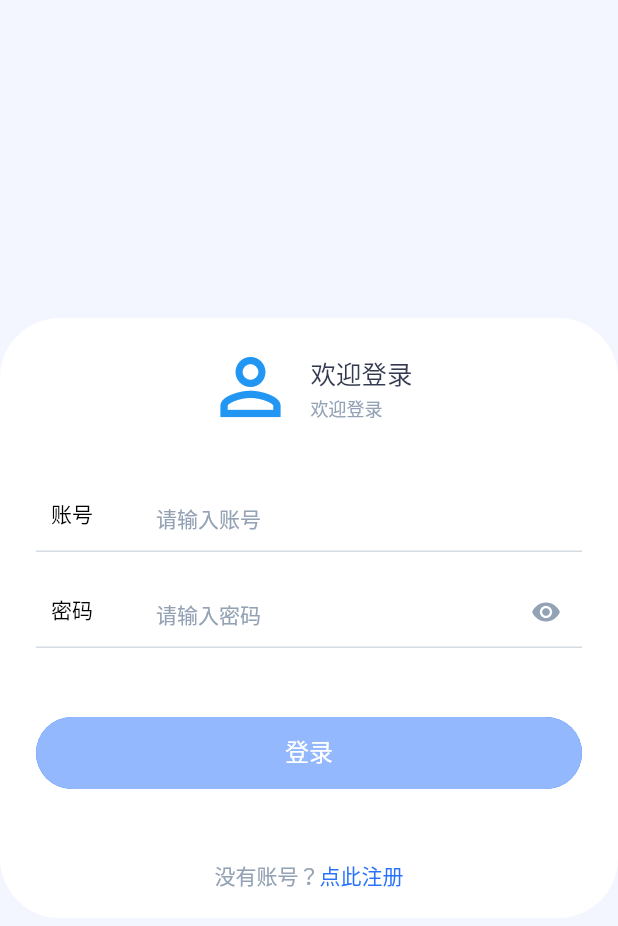
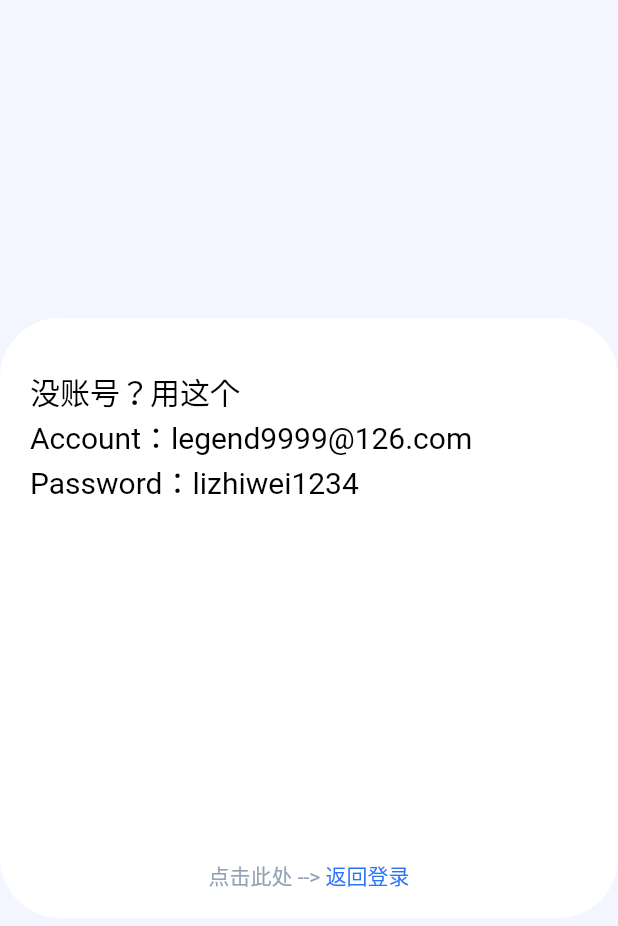
Before and after one commit to JRY1009/lighthouse_admin, a Flutter app: the SettingPage screen opened by its route, on a phone screen of 412 x 824 dp. Shown: the top 926 px of the screen. Run offline on Flutter 3.47's test engine with Material 2 defaults, Android fonts, the phone set to English and light mode, and no system bars; our stand-ins replace bot_toast, convert, decimal, dio, flutter_spinkit, get and 3 more; missing offline and left inert: encrypt; accounts and stored records are empty; statements that could not run were skipped.

```diff
--- a/lib/l10n/intl_en.arb
+++ b/lib/l10n/intl_en.arb
@@ -24,5 +24,9 @@
   "search": "搜索",
   "close": "关闭",
   "loading": "加载中...",
-  "logingin": "登录中..."
+  "logingin": "登录中...",
+  "home": "首页",
+  "menu": "菜单",
+  "setting": "设置",
+  "mine": "我的"
 }
--- a/lib/l10n/intl_zh_CN.arb
+++ b/lib/l10n/intl_zh_CN.arb
@@ -24,5 +24,9 @@
   "search": "搜索",
   "close": "关闭",
   "loading": "加载中...",
-  "logingin": "登录中..."
+  "logingin": "登录中...",
+  "home": "首页",
+  "menu": "菜单",
+  "setting": "设置",
+  "mine": "我的"
 }
--- a/lib/main.dart
+++ b/lib/main.dart
@@ -7,14 +7,18 @@ import 'package:get_storage/get_storage.dart';
 import 'package:lighthouse_admin/generated/l10n.dart';
 import 'package:lighthouse_admin/global/theme_provider.dart';
 import 'package:lighthouse_admin/global/user_event_controller.dart';
+import 'package:lighthouse_admin/net/apis.dart';
 import 'package:lighthouse_admin/router/routers.dart';
 import 'package:lighthouse_admin/ui/common/page/not_found_page.dart';
+import 'package:lighthouse_admin/utils/log_util.dart';
 
 Future<void> main() async {
   WidgetsFlutterBinding.ensureInitialized();
 
   await GetStorage.init();
   Get.put(UserEventController());
+
+  LogUtil.init(isDebug: Apis.isTestEnvironment);
 
   runApp(MyApp());
 }
--- a/lib/router/routers.dart
+++ b/lib/router/routers.dart
@@ -2,26 +2,27 @@ import 'package:flutter/material.dart';
 import 'package:get/get.dart';
 import 'package:lighthouse_admin/global/rt_account.dart';
 import 'package:lighthouse_admin/ui/common/page/not_found_page.dart';
+import 'package:lighthouse_admin/ui/main/page/main_page.dart';
 import 'package:lighthouse_admin/ui/mine/page/login_page.dart';
 import 'package:lighthouse_admin/ui/mine/page/setting_page.dart';
 import 'package:lighthouse_admin/utils/log_util.dart';
 
 class Routers {
 
-  static String initial = '/';
+  static String mainPage = '/mainPage';
   static String notFoundPage = '/notFoundPage';
   static String settingPage = '/settingPage';
   static String loginPage = '/loginPage';
 
   static final pages = [
-    GetPage(name: Routers.initial, page: () => Container()),
+    GetPage(name: Routers.mainPage, page: () => MainPage()),
     GetPage(name: Routers.notFoundPage, page: () => NotFoundPage()),
     GetPage(name: Routers.loginPage, page: () => LoginPage(), transition: Transition.fade),
     GetPage(name: Routers.settingPage, page: () => SettingPage(), transition: Transition.fade),
   ];
 
   static onRoutingCallback(Routing routing) {
-    LogUtil.v('routingCallback ${routing.current}');
+    //LogUtil.v('routingCallback ${routing.current}');
   }
 
   static void loginNamedTo(String path, {dynamic arguments}) {
--- a/lib/ui/mine/page/login_page.dart
+++ b/lib/ui/mine/page/login_page.dart
@@ -54,14 +54,14 @@ class _LoginPageState extends State<LoginPage> with BasePageMixin<LoginPage> {
     _loginModel.addListener(() {
       if (_loginModel.isBusy) {
         showProgress(content: S.current.logingin);
+
       } else if (_loginModel.isError) {
         closeProgress();
         BotToast.showText(text: _loginModel.viewStateError.message);
 
       } else if (_loginModel.isSuccess) {
         closeProgress();
-
-        Get.offNamed(Routers.settingPage);
+        Get.offNamed(Routers.mainPage);
       }
     });
   }
--- a/lib/ui/mine/page/setting_page.dart
+++ b/lib/ui/mine/page/setting_page.dart
@@ -3,18 +3,11 @@ import 'package:flutter/gestures.dart';
 import 'package:flutter/material.dart';
 import 'package:get/get.dart';
 import 'package:lighthouse_admin/generated/l10n.dart';
-import 'package:lighthouse_admin/global/rt_account.dart';
-import 'package:lighthouse_admin/model/account.dart';
 import 'package:lighthouse_admin/res/colors.dart';
 import 'package:lighthouse_admin/res/gaps.dart';
 import 'package:lighthouse_admin/res/styles.dart';
 import 'package:lighthouse_admin/router/routers.dart';
-import 'package:lighthouse_admin/ui/common/widget/button/gradient_button.dart';
 import 'package:lighthouse_admin/ui/common/widget/common_scroll_view.dart';
-import 'package:lighthouse_admin/ui/common/widget/textfield/account_text_field.dart';
-import 'package:lighthouse_admin/ui/common/widget/textfield/pwd_text_field.dart';
-import 'package:lighthouse_admin/utils/object_util.dart';
-import 'package:lighthouse_admin/utils/other_util.dart';
 
 class SettingPage extends StatefulWidget {
   @override
@@ -23,60 +16,14 @@ class SettingPage extends StatefulWidget {
 
 class _SettingPageState extends State<SettingPage> {
 
-  final TextEditingController _phoneController = TextEditingController();
-  final TextEditingController _pwdController = TextEditingController();
-  final FocusNode _phoneNode = FocusNode();
-  final FocusNode _pwdNode = FocusNode();
-
-  String _area_code;
-  bool _loginEnabled = false;
-
   @override
   void initState() {
     super.initState();
 
     initView();
-    _checkInput();
   }
 
   void initView() {
-    Account account = RTAccount.instance().loadAccount();
-    if (account != null) {
-      // var t = account.phone?.split(' ');
-      // _area_code = t?.first;
-      // _phoneController.text = t?.last;
-      _area_code = '+86';
-      _phoneController.text = account.phone;
-    } else {
-      _area_code = '+86';
-    }
-  }
-
-
-  void _checkInput() {
-    setState(() {
-      if (ObjectUtil.isEmpty(_phoneController.text)) {
-        _loginEnabled = false;
-      } else {
-        _loginEnabled = true;
-      }
-    });
-  }
-
-  void _login() {
-    String phone = _phoneController.text;
-    String pwd = _pwdController.text;
-  }
-
-  void _selectArea() {
-  }
-
-  void _smsLogin() {
-
-  }
-
-  void _forgetPwd() {
-
   }
 
   void _jump2Register() {
@@ -106,88 +53,24 @@ class _SettingPageState extends State<SettingPage> {
                   color: Colors.white,
                 ),
                 child: CommonScrollView(
-                  keyboardConfig: OtherUtil.getKeyboardActionsConfig(context, <FocusNode>[_phoneNode, _pwdNode]),
-                  padding: const EdgeInsets.only(left: 24.0, right: 24.0, bottom: 20.0),
                   children: <Widget>[
                     Gaps.vGap16,
                     Container(
-                        width: double.infinity,
-                        child: Row(
-                          mainAxisAlignment: MainAxisAlignment.center,
-                          mainAxisSize: MainAxisSize.min,
-                          children: <Widget>[
-                            Container(
-                              child: Icon(Icons.person_outline,  color: Colors.blue, size: 60),
-                            ),
-                            Container(
-                                padding: EdgeInsets.only(left: 10, top: 10),
-                                alignment: Alignment.topLeft,
-                                child: Column(
-                                  mainAxisSize: MainAxisSize.min,
-                                  crossAxisAlignment: CrossAxisAlignment.start,
-                                  children: <Widget>[
-                                    Container(
-                                        height: 22,
-                                        padding: EdgeInsets.only(bottom: 1),
-                                        alignment: Alignment.centerLeft,
-                                        child: Text(S.of(context).welcomeLogin,
-                                            maxLines: 1,
-                                            overflow: TextOverflow.ellipsis,
-                                            style: TextStyles.textGray800_w400_17)
-                                    ),
-
-                                    Container(
-                                        height: 22,
-                                        alignment: Alignment.centerLeft,
-                                        child: Text(S.of(context).welcomeLogin,
-                                            maxLines: 1,
-                                            overflow: TextOverflow.ellipsis,
-                                            style: TextStyles.textGray400_w400_12)
-                                    ),
-
-                                  ],
-                                )
-                            ),
-
-                          ],
-                        )
+                        padding: EdgeInsets.only(left: 20, top: 20),
+                        alignment: Alignment.centerLeft,
+                        child: SelectableText('没账号？用这个\nAccount：legend9999@126.com\nPassword：lizhiwei1234',
+                            maxLines: 10,
+                            strutStyle: StrutStyle(forceStrutHeight: true, height:1, leading: 0.5),
+                            style: TextStyles.textBlack20)
                     )
-                    ,
-                    Gaps.vGap32,
-
-                    AccountTextField(
-                      focusNode: _phoneNode,
-                      controller: _phoneController,
-                      onTextChanged: _checkInput,
-                      onPrefixPressed: _selectArea,
-                    ),
-                    Gaps.vGap16,
-                    PwdTextField(
-                      focusNode: _pwdNode,
-                      controller: _pwdController,
-                      onTextChanged: _checkInput,
-                    ),
-                    Gaps.vGap46,
-                    GradientButton(
-                      width: double.infinity,
-                      height: 48,
-                      text: S.of(context).login,
-                      colors: <Color>[   //背景渐变
-                        Colours.app_main,
-                        Colours.app_main_500
-                      ],
-                      onPressed: _loginEnabled ? _login : null,
-                    ),
-                    Gaps.vGap16,
-
                   ],
                   bottomButton: Container(
                       alignment: Alignment.bottomCenter,
                       margin: EdgeInsets.only(bottom: 20.0),
                       child: Text.rich(TextSpan(
                           children: [
-                            TextSpan(text: S.of(context).noAccount, style: TextStyles.textGray400_w400_14),
-                            TextSpan(text: S.of(context).clickRegister, style: TextStyles.textMain14,
+                            TextSpan(text: '点击此处 --> ', style: TextStyles.textGray400_w400_14),
+                            TextSpan(text: '返回登录', style: TextStyles.textMain14,
                                 recognizer: new TapGestureRecognizer()..onTap = _jump2Register),
                           ]
                       ))
```
Also changed, not shown: lib/ui/main/page/main_page.dart (added, +61 -0 lines), lib/ui/main/viewmodel/main_model.dart (added, +36 -0 lines), lib/ui/main/widget/main_appbar.dart (added, +56 -0 lines), lib/generated/intl/messages_en.dart, lib/generated/intl/messages_zh_CN.dart, lib/generated/l10n.dart.
